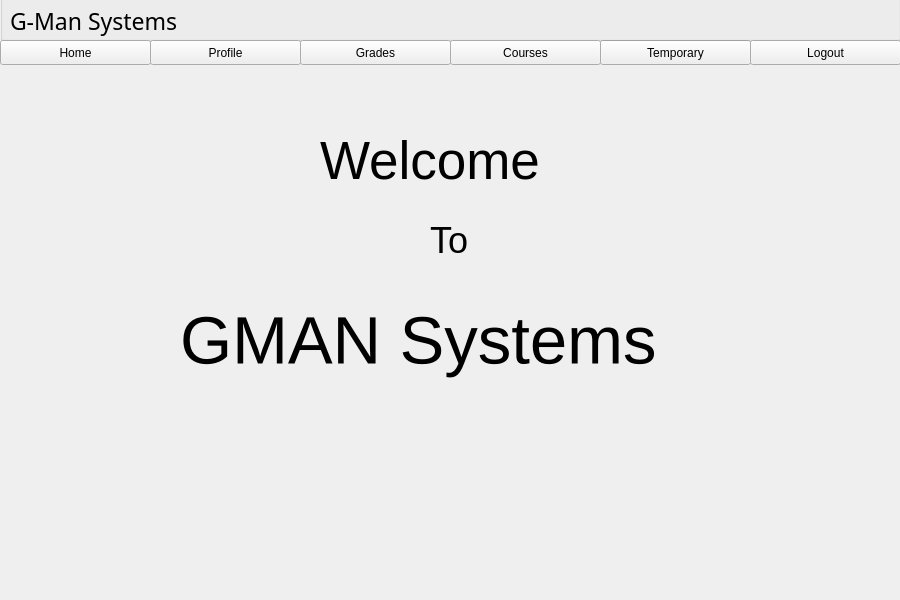
First picture: the form in resources/UI/main.ui, repository Poom1997/gman, before the edit.
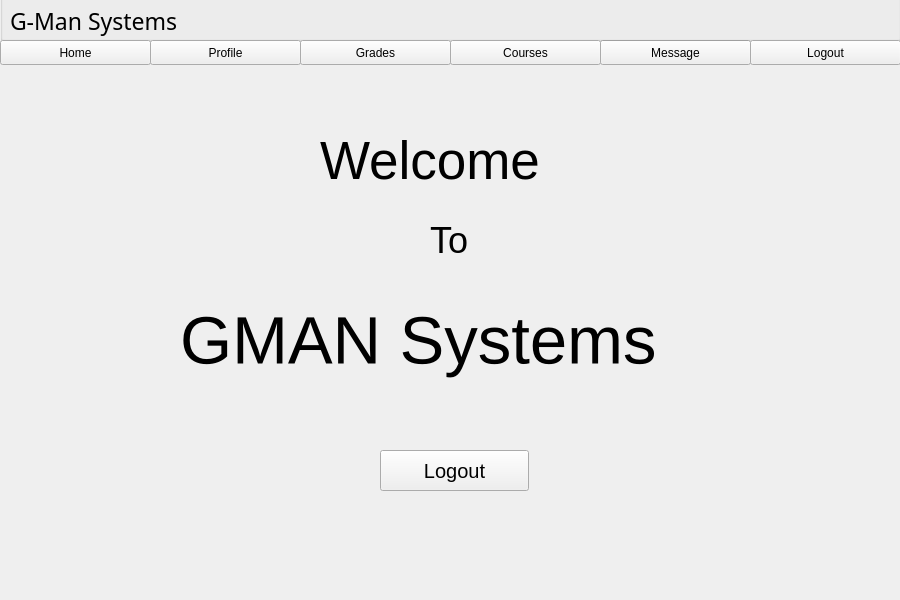
Second picture: the form after the edit.

```diff
--- a/resources/UI/main.ui
+++ b/resources/UI/main.ui
@@ -89,7 +89,7 @@
     </rect>
    </property>
    <property name="text">
-    <string>Temporary</string>
+    <string>Message</string>
    </property>
   </widget>
   <widget class="QGroupBox" name="groupBox_2">
@@ -202,6 +202,24 @@
     <string>Courses</string>
    </property>
   </widget>
+  <widget class="QPushButton" name="logoutButton">
+   <property name="geometry">
+    <rect>
+     <x>380</x>
+     <y>450</y>
+     <width>149</width>
+     <height>41</height>
+    </rect>
+   </property>
+   <property name="font">
+    <font>
+     <pointsize>15</pointsize>
+    </font>
+   </property>
+   <property name="text">
+    <string>Logout</string>
+   </property>
+  </widget>
  </widget>
  <resources/>
  <connections/>
```
Left out of the diff: 2 changed lines with no effect on the pictures.
